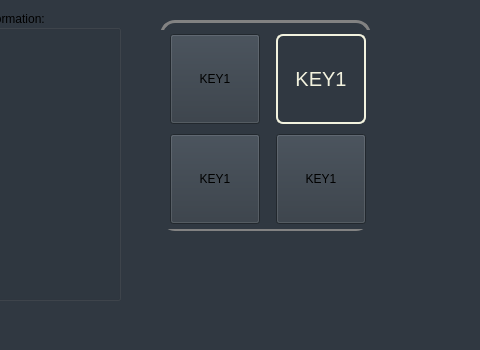
Before: the Qt Designer form KeyBoardSetter/KeyboardSetter/configwindow.ui in TabbycatPie/CustomKeyboard, drawn with Qt 5; both pictures show x 520 to 1000 and y 0 to 350 of the 1000 by 350 pixel window.
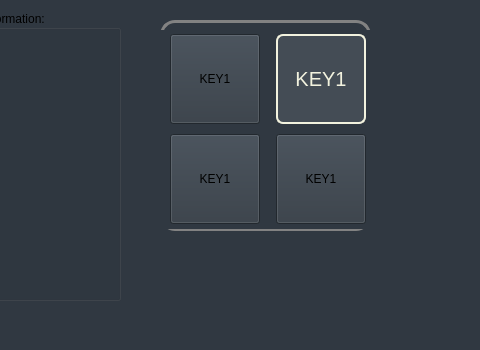
After: the same form once the commit is applied.

What changed in the file:
```diff
--- a/KeyBoardSetter/KeyboardSetter/configwindow.ui
+++ b/KeyBoardSetter/KeyboardSetter/configwindow.ui
@@ -123,7 +123,7 @@
         <enum>Qt::LeftToRight</enum>
        </property>
        <property name="styleSheet">
-        <string notr="true">QPushButton{border:2px solid rgb(242, 242, 222);border-radius:7px;padding:2px 4px;font: 9pt &quot;Microsoft YaHei UI&quot;;font-size:20px;color:rgb(242, 242, 222);}QPushButton:hover{background-color:qlineargradient(spread:pad, x1:0, y1:0, x2:1, y2:0, stop:0 rgba(15, 172, 252,255), stop:1 rgba(22, 190, 235,255));}QPushButton:pressed{background-color:qlineargradient(spread:pad, x1:0, y1:0, x2:1, y2:0, stop:0 rgba(0, 160, 205,125), stop:1 rgba(0, 142, 222,125));color:rgb(202, 202,182);}</string>
+        <string notr="true">QPushButton{background-color:rgb(68, 76, 85);border:2px solid rgb(242, 242, 222);border-radius:7px;padding:2px 4px;font: 9pt &quot;Microsoft YaHei UI&quot;;font-size:20px;color:rgb(242, 242, 222);}QPushButton:hover{background-color:qlineargradient(spread:pad, x1:0, y1:0, x2:1, y2:0, stop:0 rgba(15, 172, 252,255), stop:1 rgba(22, 190, 235,255));}QPushButton:pressed{background-color:qlineargradient(spread:pad, x1:0, y1:0, x2:1, y2:0, stop:0 rgba(0, 160, 205,125), stop:1 rgba(0, 142, 222,125));color:rgb(202, 202,182);}</string>
        </property>
        <property name="text">
         <string>KEY1</string>
```
Left out of the diff: 11 changed lines with no effect on the pictures.
